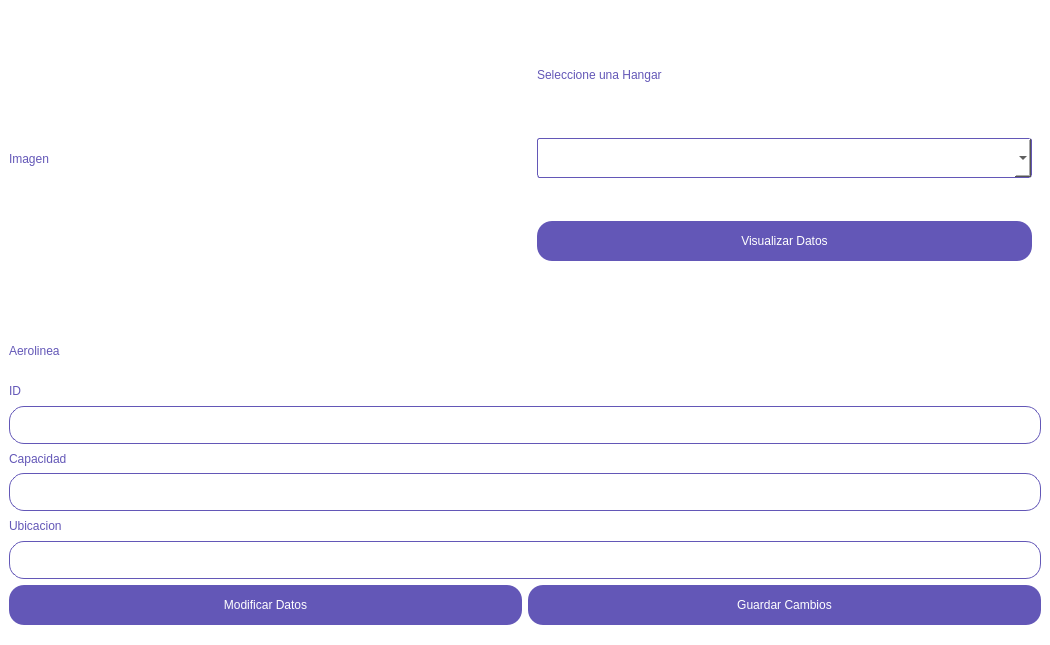
difer19/Gestor-de-Hangares, file GUI/Resources/UI/HangarDatos.ui: the form before one commit.
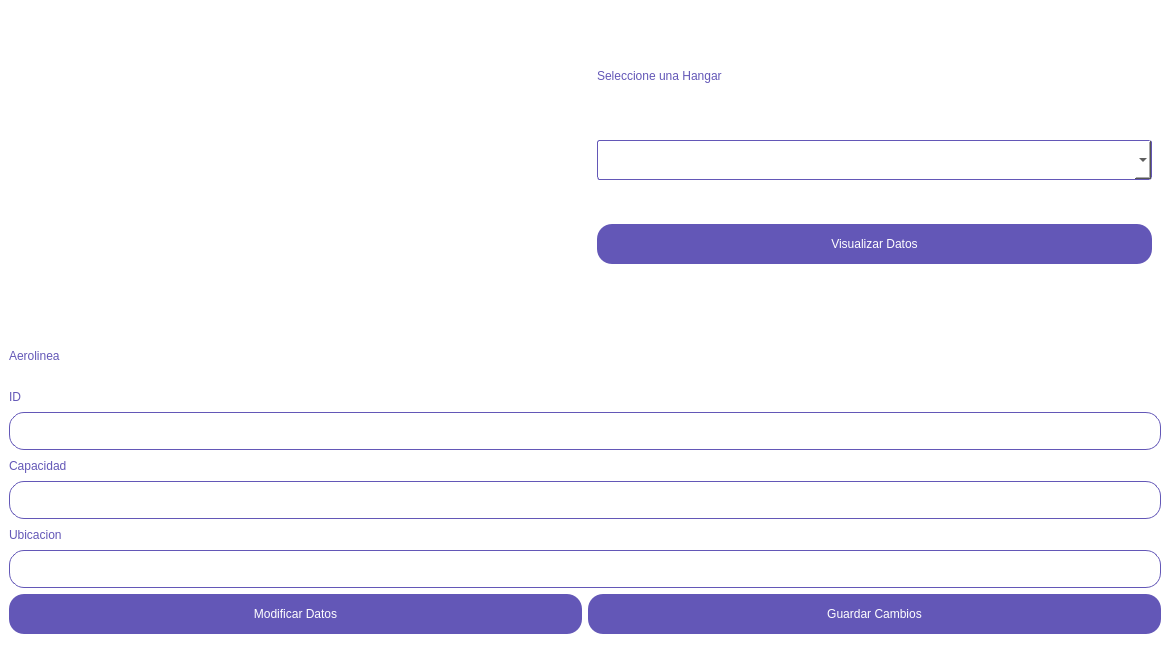
The form after the commit.

```diff
--- a/GUI/Resources/UI/HangarDatos.ui
+++ b/GUI/Resources/UI/HangarDatos.ui
@@ -6,8 +6,8 @@
    <rect>
     <x>0</x>
     <y>0</y>
-    <width>1050</width>
-    <height>645</height>
+    <width>1170</width>
+    <height>654</height>
    </rect>
   </property>
   <property name="windowTitle">
@@ -97,7 +97,7 @@
       <item>
        <widget class="QLabel" name="label_2">
         <property name="text">
-         <string>Imagen</string>
+         <string/>
         </property>
        </widget>
       </item>
```
